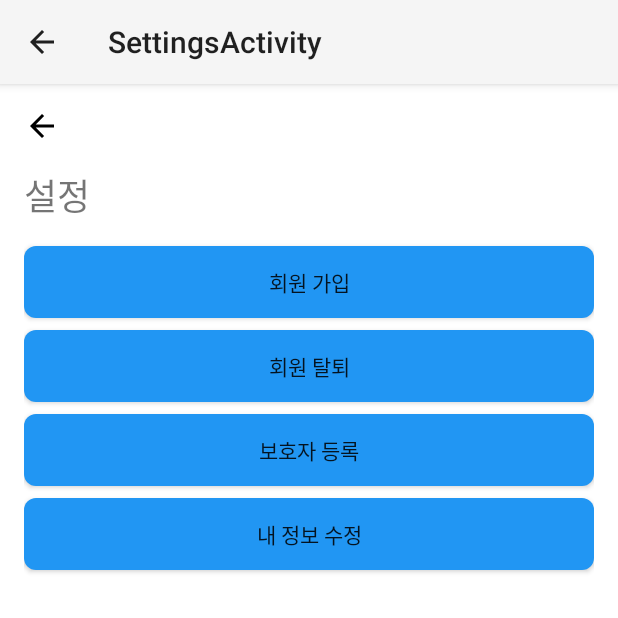
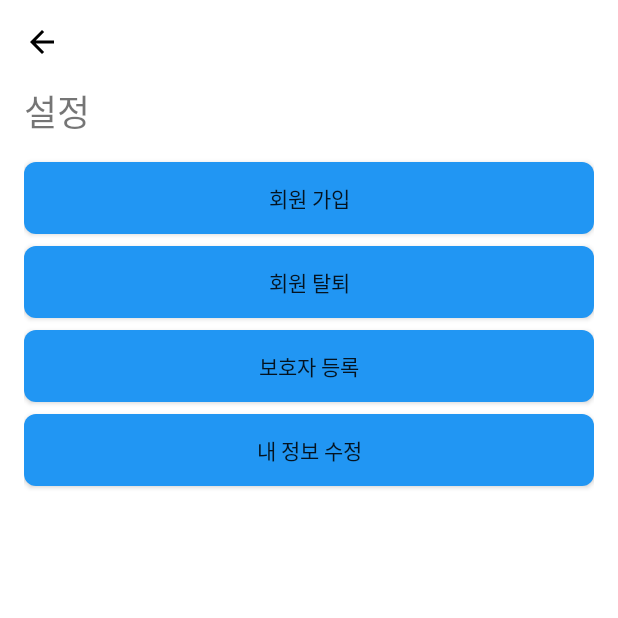
Before and after one commit to podongdaeng/homecoming-front, an Android app: the screen it shows after launch (SettingsActivity), after a tap on "Settings", on a phone screen of 412 x 824 dp, the top half of it. Run offline under Robolectric (Android 15) with nearby library versions, the light colour scheme and no system bars; our stand-ins replace androidx.preference.

Commit message:
타이틀바까지 삭제

```diff
--- a/app/src/main/res/values/themes.xml
+++ b/app/src/main/res/values/themes.xml
@@ -4,6 +4,7 @@
     <style name="Base.Theme.Homecomingfront" parent="Theme.AppCompat.Light">
         <!-- Customize your light theme here. -->
         <!-- <item name="colorPrimary">@color/my_light_primary</item> -->
+        <item name="windowNoTitle">true</item>
     </style>
 
     <style name="Theme.Homecomingfront" parent="Base.Theme.Homecomingfront" />
```
